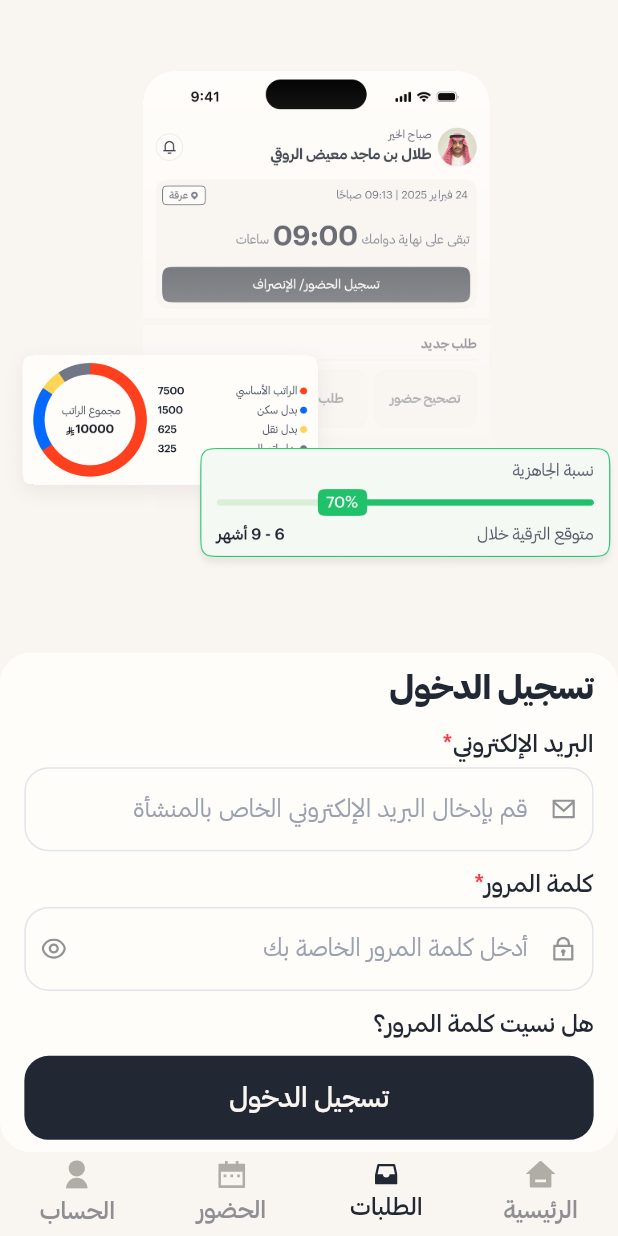
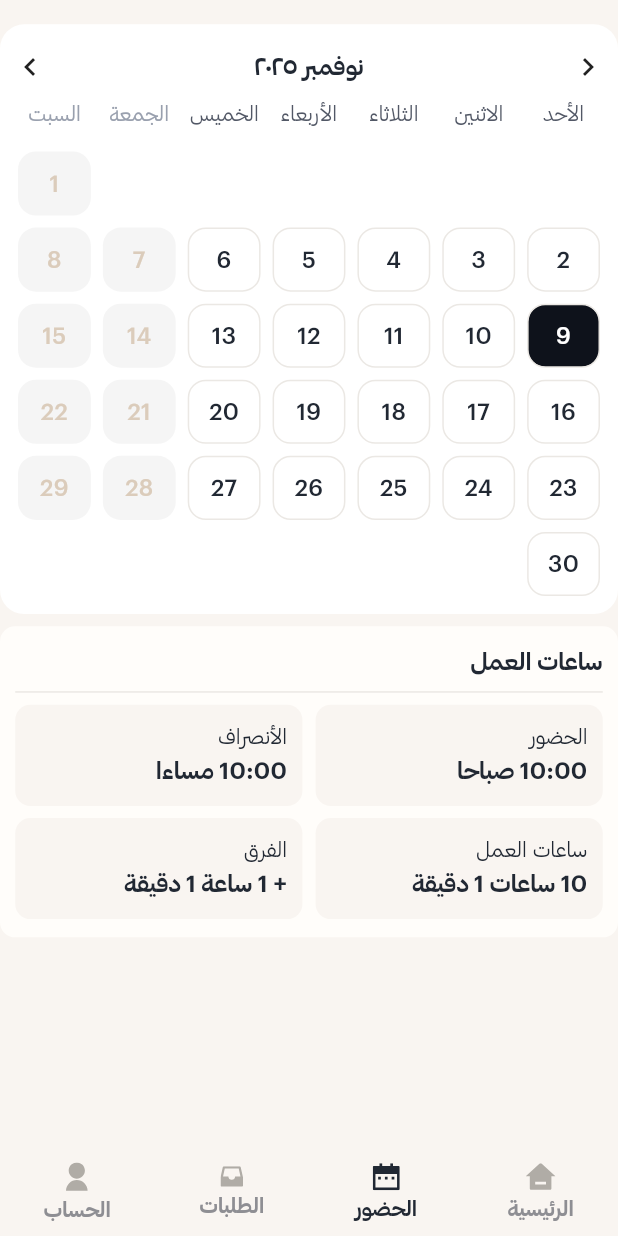
Before and after one commit to mahmoudshaaban0/Rose-HR, a Flutter app: the screen it shows after launch, item 2 of the bottom bar chosen, on a phone screen of 412 x 824 dp. Run offline on Flutter 3.47's test engine with Material 3 defaults, Android fonts, the phone set to English and light mode, and no system bars; drawn by our look-alikes of persistent_bottom_nav_bar_v2, table_calendar; our stand-ins replace dio, envied, equatable, flutter_bloc, get_it, go_router and 6 more.

Commit message:
added some changes

```diff
--- a/lib/common/widgets/bottom_nav_bar.dart
+++ b/lib/common/widgets/bottom_nav_bar.dart
@@ -2,6 +2,7 @@ import 'package:flutter/material.dart';
 import 'package:persistent_bottom_nav_bar_v2/persistent_bottom_nav_bar_v2.dart';
 import 'package:rose_hr/common/constants/app_assets.dart';
 import 'package:rose_hr/common/widgets/vector.dart';
+import 'package:rose_hr/features/attendance/presentation/screens/attendance_screen.dart';
 import 'package:rose_hr/features/auth/presentation/screens/login_screen.dart';
 import 'package:rose_hr/features/home/presentation/screens/home_screen.dart';
 import 'package:rose_hr/theme/theme_ext.dart';
@@ -43,7 +44,7 @@ class _BottomNavBarState extends State<BottomNavBar> {
         screen: const HomeScreen(),
         item: ItemConfig(
           title: context.localizations.home,
-          textStyle: context.typography.medium16,
+          textStyle: context.typography.semiBold14,
           activeForegroundColor: context.colors.onSurface,
           icon: const AppVectorGraphic(path: Assets.vectorsHomeActive),
           inactiveIcon: const AppVectorGraphic(
@@ -52,10 +53,22 @@ class _BottomNavBarState extends State<BottomNavBar> {
         ),
       ),
       PersistentTabConfig(
+        screen: const AttendanceScreen(),
+        item: ItemConfig(
+          title: context.localizations.attendance,
+          textStyle: context.typography.semiBold14,
+          activeForegroundColor: context.colors.onSurface,
+          inactiveIcon: const AppVectorGraphic(
+            path: Assets.vectorsAttendanceInActive,
+          ),
+          icon: const AppVectorGraphic(path: Assets.vectorsAttendanceActive),
+        ),
+      ),
+      PersistentTabConfig(
         screen: const LoginScreen(),
         item: ItemConfig(
           title: context.localizations.requests,
-          textStyle: context.typography.medium16,
+          textStyle: context.typography.semiBold14,
           activeForegroundColor: context.colors.onSurface,
           inactiveIcon: const AppVectorGraphic(
             path: Assets.vectorsRequestsInActive,
@@ -66,20 +79,8 @@ class _BottomNavBarState extends State<BottomNavBar> {
       PersistentTabConfig(
         screen: Container(),
         item: ItemConfig(
-          title: context.localizations.attendance,
-          textStyle: context.typography.medium16,
-          activeForegroundColor: context.colors.onSurface,
-          inactiveIcon: const AppVectorGraphic(
-            path: Assets.vectorsAttendanceInActive,
-          ),
-          icon: const AppVectorGraphic(path: Assets.vectorsAttendanceActive),
-        ),
-      ),
-      PersistentTabConfig(
-        screen: Container(),
-        item: ItemConfig(
           title: context.localizations.account,
-          textStyle: context.typography.medium16,
+          textStyle: context.typography.semiBold14,
           activeForegroundColor: context.colors.onSurface,
           inactiveIcon: const AppVectorGraphic(
             path: Assets.vectorsAccountInActive,
--- /dev/null
+++ b/lib/features/attendance/presentation/screens/attendance_screen.dart
@@ -0,0 +1,34 @@
+import 'package:flutter/material.dart';
+import 'package:rose_hr/common/helpers/adapt.dart';
+import 'package:rose_hr/features/attendance/presentation/widgets/attendance_calendar_container.dart';
+import 'package:rose_hr/features/attendance/presentation/widgets/work_hours_section.dart';
+import 'package:rose_hr/theme/app_spacing.dart';
+
+class AttendanceScreen extends StatelessWidget {
+  const AttendanceScreen({super.key});
+
+  @override
+  Widget build(BuildContext context) {
+    final eventDates = [
+      DateTime(2025, 3, 4),
+      DateTime(2025, 3, 10),
+      DateTime(2025, 3, 15),
+    ];
+
+    return Scaffold(
+      body: SafeArea(
+        child: Column(
+          spacing: AppSpacing.md.h(context),
+          children: [
+            SizedBox(height: AppSpacing.md.h(context)),
+            AttendanceCalendarContainer(
+              eventMarkerDates: eventDates,
+              onDaySelected: (selectedDay, focusedDay) {},
+            ),
+            const WorkHoursSection(),
+          ],
+        ),
+      ),
+    );
+  }
+}
--- /dev/null
+++ b/lib/features/attendance/presentation/widgets/attendance_calendar_container.dart
@@ -0,0 +1,41 @@
+import 'package:flutter/material.dart';
+import 'package:rose_hr/features/attendance/presentation/widgets/attendance_calendar_widget.dart';
+
+class AttendanceCalendarContainer extends StatefulWidget {
+  const AttendanceCalendarContainer({
+    this.onDaySelected,
+    this.eventMarkerDates = const [],
+    super.key,
+  });
+
+  final void Function(DateTime selectedDay, DateTime focusedDay)? onDaySelected;
+  final List<DateTime> eventMarkerDates;
+
+  @override
+  State<AttendanceCalendarContainer> createState() => _AttendanceCalendarContainerState();
+}
+
+class _AttendanceCalendarContainerState extends State<AttendanceCalendarContainer> {
+  late DateTime _focusedDay;
+
+  @override
+  void initState() {
+    super.initState();
+    _focusedDay = DateTime.now();
+  }
+
+  @override
+  Widget build(BuildContext context) {
+    return Column(
+      mainAxisSize: MainAxisSize.min,
+      children: [
+        AttendanceCalendarWidget(
+          focusedDay: _focusedDay,
+          key: ValueKey(_focusedDay),
+          onDaySelected: widget.onDaySelected,
+          eventMarkerDates: widget.eventMarkerDates,
+        ),
+      ],
+    );
+  }
+}
--- /dev/null
+++ b/lib/features/attendance/presentation/widgets/attendance_calendar_widget.dart
@@ -0,0 +1,171 @@
+import 'package:flutter/cupertino.dart';
+import 'package:flutter/material.dart';
+import 'package:intl/intl.dart';
+import 'package:rose_hr/common/helpers/adapt.dart';
+import 'package:rose_hr/theme/app_colors.dart';
+import 'package:rose_hr/theme/app_spacing.dart';
+import 'package:rose_hr/theme/theme_ext.dart';
+import 'package:table_calendar/table_calendar.dart';
+
+class AttendanceCalendarWidget extends StatefulWidget {
+  const AttendanceCalendarWidget({
+    required this.focusedDay,
+    this.onDaySelected,
+    this.eventMarkerDates = const [],
+    super.key,
+  });
+
+  final DateTime focusedDay;
+  final void Function(DateTime selectedDay, DateTime focusedDay)? onDaySelected;
+  final List<DateTime> eventMarkerDates;
+
+  @override
+  State<AttendanceCalendarWidget> createState() => _AttendanceCalendarWidgetState();
+}
+
+class _AttendanceCalendarWidgetState extends State<AttendanceCalendarWidget> {
+  late DateTime _selectedDay;
+
+  @override
+  void initState() {
+    super.initState();
+    _selectedDay = DateTime.now();
+  }
+
+  bool _isSameDay(DateTime? a, DateTime? b) {
+    if (a == null || b == null) return false;
+    return a.year == b.year && a.month == b.month && a.day == b.day;
+  }
+
+  bool _hasEvent(DateTime day) {
+    return widget.eventMarkerDates.any((eventDate) => _isSameDay(eventDate, day));
+  }
+
+  @override
+  Widget build(BuildContext context) {
+    final locale = Localizations.localeOf(context);
+    final colors = Theme.of(context).extension<AppColors>()!;
+    final formatter = DateFormat('MMMM yyyy', locale.toString());
+    // Initialize intl for the calendar
+    Intl.defaultLocale = locale.toString();
+
+    return Container(
+      decoration: BoxDecoration(
+        color: colors.white,
+        borderRadius: BorderRadius.circular(16),
+      ),
+      padding: const EdgeInsets.all(AppSpacing.md),
+      child: Column(
+        mainAxisSize: MainAxisSize.min,
+        children: [
+          SizedBox(height: AppSpacing.md.h(context)),
+          Row(
+            mainAxisAlignment: MainAxisAlignment.spaceBetween,
+            children: [
+              const Icon(
+                Icons.chevron_left,
+                size: 24,
+              ),
+              Text(
+                formatter.format(DateTime.now()),
+                style: context.typography.semiBold16,
+              ),
+              const Icon(
+                Icons.chevron_right,
+                size: 24,
+              ),
+            ],
+          ),
+          TableCalendar(
+            firstDay: DateTime(2020),
+            lastDay: DateTime(2030, 12, 31),
+            focusedDay: widget.focusedDay,
+            locale: locale.toString(),
+            selectedDayPredicate: (day) => _isSameDay(_selectedDay, day),
+            onDaySelected: (selectedDay, focusedDay) {
+              setState(() {
+                _selectedDay = selectedDay;
+              });
+              widget.onDaySelected?.call(selectedDay, focusedDay);
+            },
+            headerVisible: false,
+            weekendDays: const [DateTime.friday, DateTime.saturday],
+            daysOfWeekHeight: 40.h(context),
+            rowHeight: 50.h(context),
+
+            daysOfWeekStyle: DaysOfWeekStyle(
+              weekdayStyle: context.typography.regular14.copyWith(
+                color: colors.iconSubtle,
+              ),
+              weekendStyle: context.typography.regular14.copyWith(
+                color: colors.onSurfaceVariant,
+              ),
+            ),
+            calendarStyle: CalendarStyle(
+              cellMargin: const EdgeInsets.all(4),
+              defaultDecoration: BoxDecoration(
+                border: Border.all(color: colors.dividerColor),
+                borderRadius: BorderRadius.circular(12),
+              ),
+              selectedDecoration: BoxDecoration(
+                color: colors.black,
+                borderRadius: BorderRadius.circular(12),
+                border: Border.all(color: colors.dividerColor),
+              ),
+              todayDecoration: BoxDecoration(
+                border: Border.all(color: colors.dividerColor),
+                borderRadius: BorderRadius.circular(12),
+              ),
+              outsideDecoration: BoxDecoration(
+                border: Border.all(color: colors.dividerColor),
+                borderRadius: BorderRadius.circular(12),
+              ),
+              weekendDecoration: BoxDecoration(
+                color: Color(0xffF5F5F5),
+                borderRadius: BorderRadius.circular(12),
+              ),
+              disabledDecoration: BoxDecoration(
+                color: Colors.transparent,
+                borderRadius: BorderRadius.circular(12),
+              ),
+              defaultTextStyle: context.typography.medium16,
+              selectedTextStyle: context.typography.medium16.copyWith(color: colors.white),
+              todayTextStyle: context.typography.medium16.copyWith(color: colors.onSurface),
+              weekendTextStyle: context.typography.medium16.copyWith(color: Color(0xffDBCCBB)),
+              outsideTextStyle: context.typography.regular14.copyWith(color: colors.textDisabled),
+              disabledTextStyle: context.typography.regular14.copyWith(color: colors.textDisabled),
+              markerDecoration: BoxDecoration(
+                color: colors.error,
+                shape: BoxShape.circle,
+              ),
+              markerSize: 6,
+              markersMaxCount: 1,
+            ),
+            calendarBuilders: CalendarBuilders(
+              outsideBuilder: (context, day, focusedDay) {
+                // Hide dates from other months
+                return const SizedBox.shrink();
+              },
+              markerBuilder: (context, date, events) {
+                if (_hasEvent(date)) {
+                  return Positioned(
+                    bottom: 8,
+                    child: Container(
+                      width: 6,
+                      height: 10,
+                      decoration: BoxDecoration(
+                        color: colors.error,
+                        shape: BoxShape.circle,
+                      ),
+                    ),
+                  );
+                }
+                return const SizedBox.shrink();
+              },
+            ),
+          ),
+        ],
+      ),
+    );
+  }
+}
--- /dev/null
+++ b/lib/features/attendance/presentation/widgets/work_hours_section.dart
@@ -0,0 +1,131 @@
+import 'package:flutter/material.dart';
+import 'package:rose_hr/common/helpers/adapt.dart';
+import 'package:rose_hr/common/widgets/divider.dart';
+import 'package:rose_hr/theme/app_spacing.dart';
+import 'package:rose_hr/theme/theme_ext.dart';
+
+class WorkHoursSection extends StatelessWidget {
+  const WorkHoursSection({super.key});
+
+  @override
+  Widget build(BuildContext context) {
+    return Container(
+      padding: EdgeInsets.symmetric(horizontal: AppSpacing.lg.r(context), vertical: AppSpacing.xl.r(context)),
+      decoration: BoxDecoration(
+        color: context.colors.containerBackground,
+        borderRadius: BorderRadius.circular(AppSpacing.lg.r(context)),
+      ),
+      child: Column(
+        spacing: AppSpacing.md.h(context),
+        crossAxisAlignment: CrossAxisAlignment.stretch,
+        children: [
+          Text(
+            context.localizations.workHours,
+            style: context.typography.semiBold16,
+          ),
+          const AppDivider(),
+          Row(
+            mainAxisAlignment: MainAxisAlignment.spaceEvenly,
+            children: [
+              Expanded(
+                child: Container(
+                  padding: EdgeInsets.symmetric(horizontal: AppSpacing.lg.r(context), vertical: AppSpacing.xl.r(context)),
+                  decoration: BoxDecoration(
+                    color: context.colors.surface,
+                    borderRadius: BorderRadius.circular(AppSpacing.lg.r(context)),
+                  ),
+                  child: Column(
+                    crossAxisAlignment: CrossAxisAlignment.start,
+                    children: [
+                      Text(
+                        context.localizations.attendance,
+                        style: context.typography.regular14,
+                      ),
+                      Text(
+                        '10:00 صباحا',
+                        style: context.typography.semiBold16,
+                      ),
+                    ],
+                  ),
+                ),
+              ),
+              SizedBox(width: AppSpacing.md.w(context)),
+              Expanded(
+                child: Container(
+                  padding: EdgeInsets.symmetric(horizontal: AppSpacing.lg.r(context), vertical: AppSpacing.xl.r(context)),
+                  decoration: BoxDecoration(
+                    color: context.colors.surface,
+                    borderRadius: BorderRadius.circular(AppSpacing.lg.r(context)),
+                  ),
+                  child: Column(
+                    crossAxisAlignment: CrossAxisAlignment.start,
+                    children: [
+                      Text(
+                        context.localizations.leave,
+                        style: context.typography.regular14,
+                      ),
+                      Text(
+                        '10:00 مساءا',
+                        style: context.typography.semiBold16,
+                      ),
+                    ],
+                  ),
+                ),
+              ),
+            ],
+          ),
+          Row(
+            mainAxisAlignment: MainAxisAlignment.spaceEvenly,
+            children: [
+              Expanded(
+                child: Container(
+                  padding: EdgeInsets.symmetric(horizontal: AppSpacing.lg.r(context), vertical: AppSpacing.xl.r(context)),
+                  decoration: BoxDecoration(
+                    color: context.colors.surface,
+                    borderRadius: BorderRadius.circular(AppSpacing.lg.r(context)),
+                  ),
+                  child: Column(
+                    crossAxisAlignment: CrossAxisAlignment.start,
+                    children: [
+                      Text(
+                        context.localizations.workHours,
+                        style: context.typography.regular14,
+                      ),
+                      Text(
+                        '10 ساعات 1 دقيقة',
+                        style: context.typography.semiBold16,
+                      ),
+                    ],
+                  ),
+                ),
+              ),
+              SizedBox(width: AppSpacing.md.w(context)),
+              Expanded(
+                child: Container(
+                  padding: EdgeInsets.symmetric(horizontal: AppSpacing.lg.r(context), vertical: AppSpacing.xl.r(context)),
+                  decoration: BoxDecoration(
+                    color: context.colors.surface,
+                    borderRadius: BorderRadius.circular(AppSpacing.lg.r(context)),
+                  ),
+                  child: Column(
+                    crossAxisAlignment: CrossAxisAlignment.start,
+                    children: [
+                      Text(
+                        context.localizations.difference,
+                        style: context.typography.regular14,
+                      ),
+                      Text(
+                        '+ 1 ساعة 1 دقيقة',
+                        style: context.typography.semiBold16,
+                      ),
+                    ],
+                  ),
+                ),
+              ),
+            ],
+          ),
+        ],
+      ),
+    );
+  }
+}
--- a/lib/l10n/app_ar.arb
+++ b/lib/l10n/app_ar.arb
@@ -28,5 +28,9 @@
      "timeLeftUntilYourShiftEnds": "تبقى على نهاية دوامك",
      "hours": "ساعات ",
      "inRange": "داخل النطاق",
-     "fingerPrintRegistration": "تسجيل بصمة"
+     "fingerPrintRegistration": "تسجيل بصمة",
+     "attendanceCalendar": "تقويم الحضور",
+     "workHours": "ساعات العمل",
+     "leave" : "الأنصراف",
+     "difference": "الفرق"
 }
--- a/lib/l10n/app_localizations.dart
+++ b/lib/l10n/app_localizations.dart
@@ -265,6 +265,30 @@ abstract class AppLocalizations {
   /// In en, this message translates to:
   /// **'FingerPrint Registration'**
   String get fingerPrintRegistration;
+
+  /// No description provided for @attendanceCalendar.
+  ///
+  /// In en, this message translates to:
+  /// **'Attendance Calendar'**
+  String get attendanceCalendar;
+
+  /// No description provided for @workHours.
+  ///
+  /// In en, this message translates to:
+  /// **'Work Hours'**
+  String get workHours;
+
+  /// No description provided for @leave.
+  ///
+  /// In en, this message translates to:
+  /// **'Leave'**
+  String get leave;
+
+  /// No description provided for @difference.
+  ///
+  /// In en, this message translates to:
+  /// **'Difference'**
+  String get difference;
 }
 
 class _AppLocalizationsDelegate
--- a/lib/l10n/app_localizations_ar.dart
+++ b/lib/l10n/app_localizations_ar.dart
@@ -93,4 +93,16 @@ class AppLocalizationsAr extends AppLocalizations {
 
   @override
   String get fingerPrintRegistration => 'تسجيل بصمة';
+
+  @override
+  String get attendanceCalendar => 'تقويم الحضور';
+
+  @override
+  String get workHours => 'ساعات العمل';
+
+  @override
+  String get leave => 'الأنصراف';
+
+  @override
+  String get difference => 'الفرق';
 }
--- a/pubspec.yaml
+++ b/pubspec.yaml
@@ -30,6 +30,7 @@ dependencies:
   pinput: ^5.0.2
   pretty_dio_logger: ^1.4.0
   shared_preferences: ^2.5.3
+  table_calendar: ^3.1.2
   vector_graphics: ^1.1.19
 
 dev_dependencies:
```
Also changed, not shown: lib/common/helpers/adapt_screen.dart (added, +102 -0 lines), lib/features/attendance/presentation/cubit/attendance_cubit.dart (added, +8 -0 lines), lib/features/attendance/presentation/cubit/attendance_state.dart (added, +10 -0 lines), lib/l10n/app_en.arb (+5 -2 lines), lib/l10n/app_localizations_en.dart (+12 -0 lines), lib/theme/app_typography.dart (+34 -0 lines), pubspec.lock, 1 other file.
